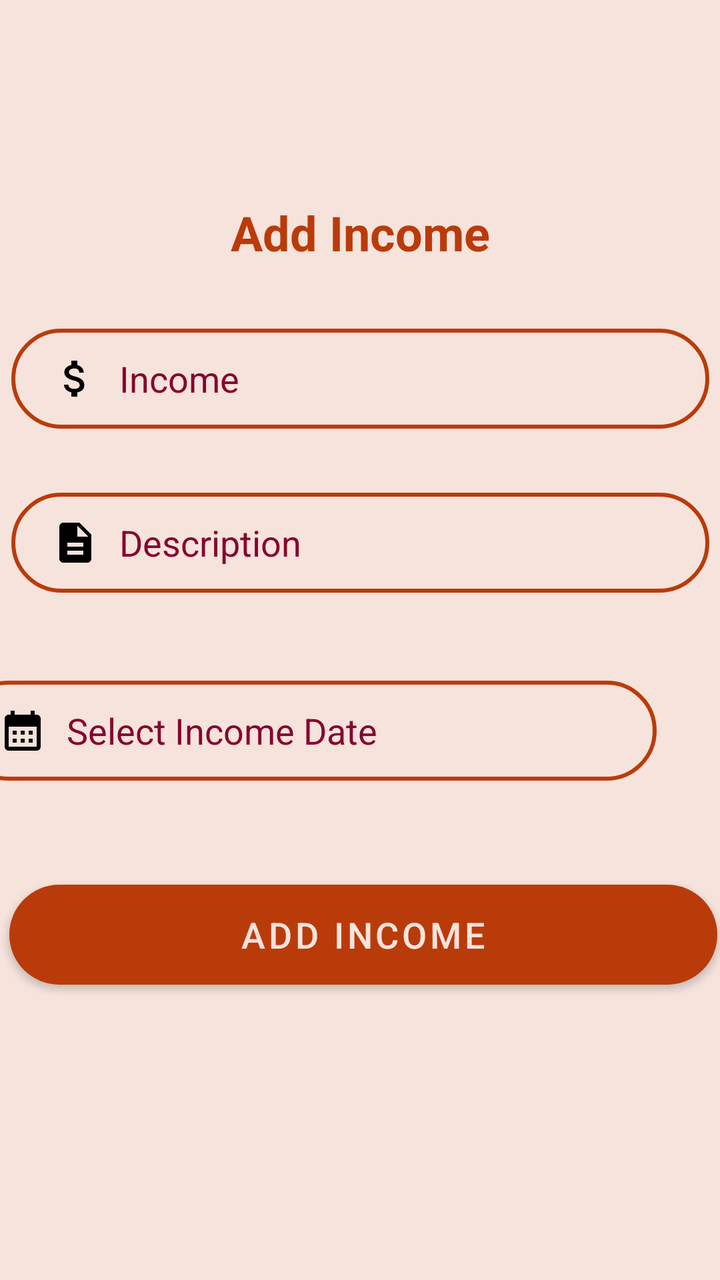
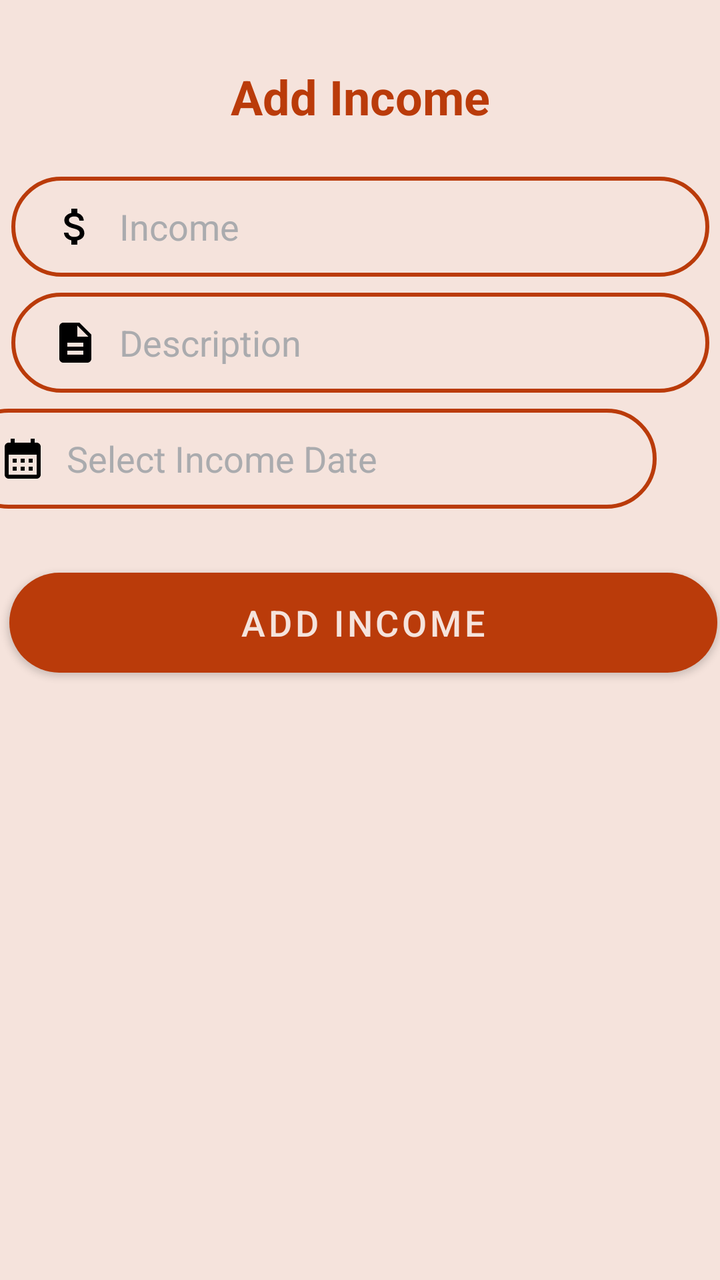

Two renders of the same Android screen: before a commit and after it. Below are the layout's source before the change and the commit's diff.
<!-- AndroidManifest.xml: application theme Theme.BudgetBuddy -->
<!-- res/layout/fragment_add_income.xml -->
<?xml version="1.0" encoding="utf-8"?>
<androidx.constraintlayout.widget.ConstraintLayout xmlns:android="http://schemas.android.com/apk/res/android"
    xmlns:app="http://schemas.android.com/apk/res-auto"
    xmlns:tools="http://schemas.android.com/tools"
    android:layout_width="match_parent"
    android:layout_height="match_parent"
    android:background="@color/brown_100"
    tools:context=".ui.add_income.IncomeFragment">


    <TextView
        android:id="@+id/txtIncomeTitle"
        android:layout_width="wrap_content"
        android:layout_height="wrap_content"
        android:layout_marginTop="100dp"
        android:text="@string/txtAddIncome"
        android:textColor="@color/red_200"
        android:textSize="24sp"
        android:textStyle="bold"
        app:layout_constraintEnd_toEndOf="parent"
        app:layout_constraintStart_toStartOf="parent"
        app:layout_constraintTop_toTopOf="parent" />

    <EditText
        android:id="@+id/editTextIncome"
        android:layout_width="349dp"
        android:layout_height="50dp"
        android:layout_marginStart="32dp"
        android:layout_marginTop="32dp"
        android:layout_marginEnd="32dp"
        android:autoText="true"
        android:autofillHints=""
        android:background="@drawable/input_bg"
        android:drawableStart="@drawable/baseline_attach_money_24"
        android:drawablePadding="10dp"
        android:ems="10"
        android:hint="@string/income"
        android:inputType="number"
        android:paddingStart="20dp"
        android:paddingTop="10dp"
        android:paddingEnd="10dp"
        android:paddingBottom="10dp"
        android:textColor="@color/red_700"
        android:textColorHint="@color/red_700"
        app:layout_constraintEnd_toEndOf="parent"
        app:layout_constraintStart_toStartOf="parent"
        app:layout_constraintTop_toBottomOf="@+id/txtIncomeTitle"
        tools:ignore="Deprecated" />

    <EditText
        android:id="@+id/editTextDescription"
        android:layout_width="349dp"
        android:layout_height="50dp"
        android:layout_marginStart="32dp"
        android:layout_marginTop="32dp"
        android:layout_marginEnd="32dp"
        android:autoText="true"
        android:autofillHints=""
        android:background="@drawable/input_bg"
        android:drawableStart="@drawable/baseline_description_24"
        android:drawablePadding="10dp"
        android:ems="10"
        android:hint="Description"
        android:inputType="text"
        android:paddingStart="20dp"
        android:paddingTop="10dp"
        android:paddingEnd="10dp"
        android:paddingBottom="10dp"
        android:textColor="@color/red_700"
        android:textColorHint="@color/red_700"
        app:layout_constraintEnd_toEndOf="parent"
        app:layout_constraintStart_toStartOf="parent"
        app:layout_constraintTop_toBottomOf="@+id/editTextIncome"
        tools:ignore="Deprecated" />

    <EditText
        android:id="@+id/editTextDate"
        android:layout_width="349dp"
        android:layout_height="50dp"
        android:layout_marginStart="32dp"
        android:layout_marginTop="44dp"
        android:layout_marginEnd="32dp"
        android:autofillHints=""
        android:background="@drawable/input_bg"
        android:drawableStart="@drawable/baseline_calendar_month_24"
        android:drawablePadding="10dp"
        android:ems="10"
        android:hint="@string/incomeDate"
        android:inputType="date"
        android:paddingStart="20dp"
        android:paddingTop="10dp"
        android:paddingEnd="10dp"
        android:paddingBottom="10dp"
        android:textColor="@color/red_700"
        android:textColorHint="@color/red_700"
        app:layout_constraintEnd_toEndOf="parent"
        app:layout_constraintHorizontal_bias="1.0"
        app:layout_constraintStart_toStartOf="parent"
        app:layout_constraintTop_toBottomOf="@+id/editTextDescription"
        android:focusable="false"/>

    <Button
        android:id="@+id/btnAddIncome"
        android:layout_width="354dp"
        android:layout_height="50dp"
        android:layout_marginStart="30dp"
        android:layout_marginTop="52dp"
        android:layout_marginEnd="27dp"
        android:background="@drawable/rounded_corner"
        android:text="@string/addIncome"
        android:textSize="18sp"
        app:layout_constraintEnd_toEndOf="parent"
        app:layout_constraintStart_toStartOf="parent"
        app:layout_constraintTop_toBottomOf="@+id/editTextDate"
        tools:ignore="DuplicateSpeakableTextCheck,VisualLintButtonSize" />


</androidx.constraintlayout.widget.ConstraintLayout>
<!-- resources referenced by this layout -->
<resources>
  <color name="brown_100">#F5E3DC</color>
  <color name="red_200">#BA3B0A</color>
  <color name="red_700">#86042F</color>
  <!-- drawable baseline_attach_money_24 (drawable) -->
  <vector android:height="24dp" android:tint="#000000"
      android:viewportHeight="24" android:viewportWidth="24"
      android:width="24dp" xmlns:android="http://schemas.android.com/apk/res/android">
      <path android:fillColor="@android:color/white" android:pathData="M11.8,10.9c-2.27,-0.59 -3,-1.2 -3,-2.15 0,-1.09 1.01,-1.85 2.7,-1.85 1.78,0 2.44,0.85 2.5,2.1h2.21c-0.07,-1.72 -1.12,-3.3 -3.21,-3.81V3h-3v2.16c-1.94,0.42 -3.5,1.68 -3.5,3.61 0,2.31 1.91,3.46 4.7,4.13 2.5,0.6 3,1.48 3,2.41 0,0.69 -0.49,1.79 -2.7,1.79 -2.06,0 -2.87,-0.92 -2.98,-2.1h-2.2c0.12,2.19 1.76,3.42 3.68,3.83V21h3v-2.15c1.95,-0.37 3.5,-1.5 3.5,-3.55 0,-2.84 -2.43,-3.81 -4.7,-4.4z"/>
  </vector>
  <!-- drawable baseline_calendar_month_24 (drawable) -->
  <vector android:height="24dp" android:tint="#000000"
      android:viewportHeight="24" android:viewportWidth="24"
      android:width="24dp" xmlns:android="http://schemas.android.com/apk/res/android">
      <path android:fillColor="@android:color/white" android:pathData="M19,4h-1V2h-2v2H8V2H6v2H5C3.89,4 3.01,4.9 3.01,6L3,20c0,1.1 0.89,2 2,2h14c1.1,0 2,-0.9 2,-2V6C21,4.9 20.1,4 19,4zM19,20H5V10h14V20zM9,14H7v-2h2V14zM13,14h-2v-2h2V14zM17,14h-2v-2h2V14zM9,18H7v-2h2V18zM13,18h-2v-2h2V18zM17,18h-2v-2h2V18z"/>
  </vector>
  <!-- drawable baseline_description_24 (drawable) -->
  <vector android:height="24dp" android:tint="#000000"
      android:viewportHeight="24" android:viewportWidth="24"
      android:width="24dp" xmlns:android="http://schemas.android.com/apk/res/android">
      <path android:fillColor="@android:color/white" android:pathData="M14,2L6,2c-1.1,0 -1.99,0.9 -1.99,2L4,20c0,1.1 0.89,2 1.99,2L18,22c1.1,0 2,-0.9 2,-2L20,8l-6,-6zM16,18L8,18v-2h8v2zM16,14L8,14v-2h8v2zM13,9L13,3.5L18.5,9L13,9z"/>
  </vector>
  <!-- drawable input_bg (drawable) -->
  <?xml version="1.0" encoding="utf-8"?>
  <shape xmlns:android="http://schemas.android.com/apk/res/android">
      <stroke android:color="@color/red_200" android:width="2dp"/>
      <corners android:radius="70dp"/>
  
  
  </shape>
  <!-- drawable rounded_corner (drawable) -->
  <?xml version="1.0" encoding="utf-8"?>
  <shape  xmlns:android="http://schemas.android.com/apk/res/android">
  <corners android:radius="50dp"/>
      <solid android:color="@color/red_200" />
  </shape>
  <string name="addIncome">Add Income</string>
  <string name="income">Income</string>
  <string name="incomeDate">Select Income Date</string>
  <string name="txtAddIncome">Add Income</string>
  <style name="Theme.BudgetBuddy" parent="Theme.MaterialComponents.DayNight.DarkActionBar">
          
          <item name="colorPrimary">@color/red_200</item>
          <item name="colorPrimaryVariant">@color/red_700</item>
          <item name="colorOnPrimary">@color/brown_100</item>
          
          <item name="colorSecondary">@color/brown_500</item>
          <item name="colorSecondaryVariant">@color/brown_700</item>
          <item name="colorOnSecondary">@color/light_brown</item>
          
          <item name="android:statusBarColor">?attr/colorPrimary</item>
          
          <item name="android:windowBackground">@color/red_200</item>
      </style>
  <color name="brown_500">#d5896c</color>
  <color name="brown_700">#B88572</color>
  <color name="light_brown">#FFF5ED</color>
</resources>

<!-- the commit's change to res/layout/fragment_add_income.xml (unified diff, before → after) -->
@@ -12,7 +12,7 @@
         android:id="@+id/txtIncomeTitle"
         android:layout_width="wrap_content"
         android:layout_height="wrap_content"
-        android:layout_marginTop="100dp"
+        android:layout_marginTop="32dp"
         android:text="@string/txtAddIncome"
         android:textColor="@color/red_200"
         android:textSize="24sp"
@@ -26,7 +26,7 @@
         android:layout_width="349dp"
         android:layout_height="50dp"
         android:layout_marginStart="32dp"
-        android:layout_marginTop="32dp"
+        android:layout_marginTop="24dp"
         android:layout_marginEnd="32dp"
         android:autoText="true"
         android:autofillHints=""
@@ -41,7 +41,7 @@
         android:paddingEnd="10dp"
         android:paddingBottom="10dp"
         android:textColor="@color/red_700"
-        android:textColorHint="@color/red_700"
+        android:textColorHint="@color/material_dynamic_neutral70"
         app:layout_constraintEnd_toEndOf="parent"
         app:layout_constraintStart_toStartOf="parent"
         app:layout_constraintTop_toBottomOf="@+id/txtIncomeTitle"
@@ -52,7 +52,7 @@
         android:layout_width="349dp"
         android:layout_height="50dp"
         android:layout_marginStart="32dp"
-        android:layout_marginTop="32dp"
+        android:layout_marginTop="8dp"
         android:layout_marginEnd="32dp"
         android:autoText="true"
         android:autofillHints=""
@@ -67,7 +67,7 @@
         android:paddingEnd="10dp"
         android:paddingBottom="10dp"
         android:textColor="@color/red_700"
-        android:textColorHint="@color/red_700"
+        android:textColorHint="@color/material_dynamic_neutral70"
         app:layout_constraintEnd_toEndOf="parent"
         app:layout_constraintStart_toStartOf="parent"
         app:layout_constraintTop_toBottomOf="@+id/editTextIncome"
@@ -78,13 +78,14 @@
         android:layout_width="349dp"
         android:layout_height="50dp"
         android:layout_marginStart="32dp"
-        android:layout_marginTop="44dp"
+        android:layout_marginTop="8dp"
         android:layout_marginEnd="32dp"
         android:autofillHints=""
         android:background="@drawable/input_bg"
         android:drawableStart="@drawable/baseline_calendar_month_24"
         android:drawablePadding="10dp"
         android:ems="10"
+        android:focusable="false"
         android:hint="@string/incomeDate"
         android:inputType="date"
         android:paddingStart="20dp"
@@ -92,19 +93,18 @@
         android:paddingEnd="10dp"
         android:paddingBottom="10dp"
         android:textColor="@color/red_700"
-        android:textColorHint="@color/red_700"
+        android:textColorHint="@color/material_dynamic_neutral70"
         app:layout_constraintEnd_toEndOf="parent"
         app:layout_constraintHorizontal_bias="1.0"
         app:layout_constraintStart_toStartOf="parent"
-        app:layout_constraintTop_toBottomOf="@+id/editTextDescription"
-        android:focusable="false"/>
+        app:layout_constraintTop_toBottomOf="@+id/editTextDescription" />
 
     <Button
         android:id="@+id/btnAddIncome"
         android:layout_width="354dp"
         android:layout_height="50dp"
         android:layout_marginStart="30dp"
-        android:layout_marginTop="52dp"
+        android:layout_marginTop="32dp"
         android:layout_marginEnd="27dp"
         android:background="@drawable/rounded_corner"
         android:text="@string/addIncome"
